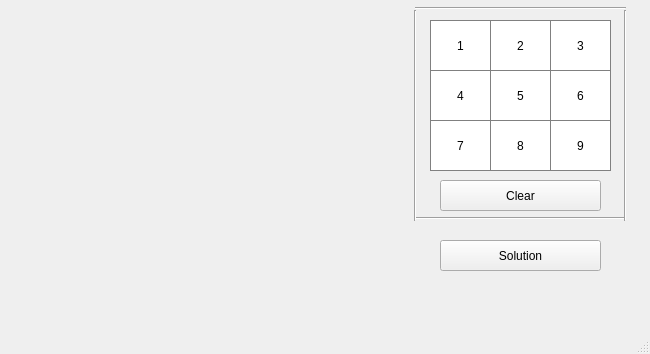
First picture: the form in GUI/mainwindow.ui, repository kunhwiko/Sudoku, before the edit.
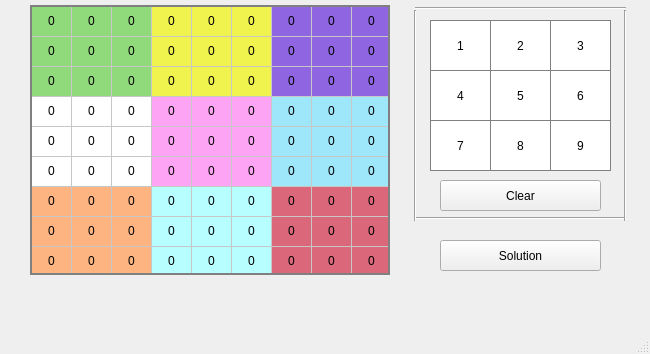
Second picture: the form after the edit.

What changed in the file:
```diff
--- a/GUI/mainwindow.ui
+++ b/GUI/mainwindow.ui
@@ -263,6 +263,1372 @@
      <enum>Qt::Vertical</enum>
     </property>
    </widget>
+   <widget class="QTableWidget" name="sudoku_board">
+    <property name="geometry">
+     <rect>
+      <x>30</x>
+      <y>5</y>
+      <width>360</width>
+      <height>270</height>
+     </rect>
+    </property>
+    <property name="styleSheet">
+     <string notr="true">border : 2px solid gray</string>
+    </property>
+    <property name="verticalScrollBarPolicy">
+     <enum>Qt::ScrollBarAlwaysOff</enum>
+    </property>
+    <property name="horizontalScrollBarPolicy">
+     <enum>Qt::ScrollBarAlwaysOff</enum>
+    </property>
+    <property name="sizeAdjustPolicy">
+     <enum>QAbstractScrollArea::AdjustToContentsOnFirstShow</enum>
+    </property>
+    <property name="rowCount">
+     <number>9</number>
+    </property>
+    <property name="columnCount">
+     <number>9</number>
+    </property>
+    <attribute name="horizontalHeaderVisible">
+     <bool>false</bool>
+    </attribute>
+    <attribute name="horizontalHeaderDefaultSectionSize">
+     <number>40</number>
+    </attribute>
+    <attribute name="horizontalHeaderHighlightSections">
+     <bool>false</bool>
+    </attribute>
+    <attribute name="verticalHeaderVisible">
+     <bool>false</bool>
+    </attribute>
+    <attribute name="verticalHeaderDefaultSectionSize">
+     <number>30</number>
+    </attribute>
+    <attribute name="verticalHeaderHighlightSections">
+     <bool>false</bool>
+    </attribute>
+    <row/>
+    <row/>
+    <row/>
+    <row/>
+    <row/>
+    <row/>
+    <row/>
+    <row/>
+    <row/>
+    <column/>
+    <column/>
+    <column/>
+    <column/>
+    <column/>
+    <column/>
+    <column/>
+    <column/>
+    <column/>
+    <item row="0" column="0">
+     <property name="text">
+      <string>0</string>
+     </property>
+     <property name="font">
+      <font>
+       <weight>50</weight>
+       <bold>false</bold>
+      </font>
+     </property>
+     <property name="textAlignment">
+      <set>AlignCenter</set>
+     </property>
+     <property name="background">
+      <brush brushstyle="SolidPattern">
+       <color alpha="186">
+        <red>104</red>
+        <green>204</green>
+        <blue>74</blue>
+       </color>
+      </brush>
+     </property>
+    </item>
+    <item row="0" column="1">
+     <property name="text">
+      <string>0</string>
+     </property>
+     <property name="textAlignment">
+      <set>AlignCenter</set>
+     </property>
+     <property name="background">
+      <brush brushstyle="SolidPattern">
+       <color alpha="186">
+        <red>104</red>
+        <green>204</green>
+        <blue>74</blue>
+       </color>
+      </brush>
+     </property>
+    </item>
+    <item row="0" column="2">
+     <property name="text">
+      <string>0</string>
+     </property>
+     <property name="textAlignment">
+      <set>AlignCenter</set>
+     </property>
+     <property name="background">
+      <brush brushstyle="SolidPattern">
+       <color alpha="186">
+        <red>104</red>
+        <green>204</green>
+        <blue>74</blue>
+       </color>
+      </brush>
+     </property>
+    </item>
+    <item row="0" column="3">
+     <property name="text">
+      <string>0</string>
+     </property>
+     <property name="textAlignment">
+      <set>AlignCenter</set>
+     </property>
+     <property name="background">
+      <brush brushstyle="SolidPattern">
+       <color alpha="191">
+        <red>235</red>
+        <green>238</green>
+        <blue>18</blue>
+       </color>
+      </brush>
+     </property>
+    </item>
+    <item row="0" column="4">
+     <property name="text">
+      <string>0</string>
+     </property>
+     <property name="textAlignment">
+      <set>AlignCenter</set>
+     </property>
+     <property name="background">
+      <brush brushstyle="SolidPattern">
+       <color alpha="191">
+        <red>235</red>
+        <green>238</green>
+        <blue>18</blue>
+       </color>
+      </brush>
+     </property>
+    </item>
+    <item row="0" column="5">
+     <property name="text">
+      <string>0</string>
+     </property>
+     <property name="textAlignment">
+      <set>AlignCenter</set>
+     </property>
+     <property name="background">
+      <brush brushstyle="SolidPattern">
+       <color alpha="191">
+        <red>235</red>
+        <green>238</green>
+        <blue>18</blue>
+       </color>
+      </brush>
+     </property>
+    </item>
+    <item row="0" column="6">
+     <property name="text">
+      <string>0</string>
+     </property>
+     <property name="textAlignment">
+      <set>AlignCenter</set>
+     </property>
+     <property name="background">
+      <brush brushstyle="SolidPattern">
+       <color alpha="191">
+        <red>106</red>
+        <green>50</green>
+        <blue>216</blue>
+       </color>
+      </brush>
+     </property>
+    </item>
+    <item row="0" column="7">
+     <property name="text">
+      <string>0</string>
+     </property>
+     <property name="textAlignment">
+      <set>AlignCenter</set>
+     </property>
+     <property name="background">
+      <brush brushstyle="SolidPattern">
+       <color alpha="191">
+        <red>106</red>
+        <green>50</green>
+        <blue>216</blue>
+       </color>
+      </brush>
+     </property>
+    </item>
+    <item row="0" column="8">
+     <property name="text">
+      <string>0</string>
+     </property>
+     <property name="textAlignment">
+      <set>AlignCenter</set>
+     </property>
+     <property name="background">
+      <brush brushstyle="SolidPattern">
+       <color alpha="191">
+        <red>106</red>
+        <green>50</green>
+        <blue>216</blue>
+       </color>
+      </brush>
+     </property>
+    </item>
+    <item row="1" column="0">
+     <property name="text">
+      <string>0</string>
+     </property>
+     <property name="textAlignment">
+      <set>AlignCenter</set>
+     </property>
+     <property name="background">
+      <brush brushstyle="SolidPattern">
+       <color alpha="186">
+        <red>104</red>
+        <green>204</green>
+        <blue>74</blue>
+       </color>
+      </brush>
+     </property>
+    </item>
+    <item row="1" column="1">
+     <property name="text">
+      <string>0</string>
+     </property>
+     <property name="textAlignment">
+      <set>AlignCenter</set>
+     </property>
+     <property name="background">
+      <brush brushstyle="SolidPattern">
+       <color alpha="186">
+        <red>104</red>
+        <green>204</green>
+        <blue>74</blue>
+       </color>
+      </brush>
+     </property>
+    </item>
+    <item row="1" column="2">
+     <property name="text">
+      <string>0</string>
+     </property>
+     <property name="textAlignment">
+      <set>AlignCenter</set>
+     </property>
+     <property name="background">
+      <brush brushstyle="SolidPattern">
+       <color alpha="186">
+        <red>104</red>
+        <green>204</green>
+        <blue>74</blue>
+       </color>
+      </brush>
+     </property>
+    </item>
+    <item row="1" column="3">
+     <property name="text">
+      <string>0</string>
+     </property>
+     <property name="textAlignment">
+      <set>AlignCenter</set>
+     </property>
+     <property name="background">
+      <brush brushstyle="SolidPattern">
+       <color alpha="191">
+        <red>235</red>
+        <green>238</green>
+        <blue>18</blue>
+       </color>
+      </brush>
+     </property>
+    </item>
+    <item row="1" column="4">
+     <property name="text">
+      <string>0</string>
+     </property>
+     <property name="textAlignment">
+      <set>AlignCenter</set>
+     </property>
+     <property name="background">
+      <brush brushstyle="SolidPattern">
+       <color alpha="191">
+        <red>235</red>
+        <green>238</green>
+        <blue>18</blue>
+       </color>
+      </brush>
+     </property>
+    </item>
+    <item row="1" column="5">
+     <property name="text">
+      <string>0</string>
+     </property>
+     <property name="textAlignment">
+      <set>AlignCenter</set>
+     </property>
+     <property name="background">
+      <brush brushstyle="SolidPattern">
+       <color alpha="191">
+        <red>235</red>
+        <green>238</green>
+        <blue>18</blue>
+       </color>
+      </brush>
+     </property>
+    </item>
+    <item row="1" column="6">
+     <property name="text">
+      <string>0</string>
+     </property>
+     <property name="textAlignment">
+      <set>AlignCenter</set>
+     </property>
+     <property name="background">
+      <brush brushstyle="SolidPattern">
+       <color alpha="191">
+        <red>106</red>
+        <green>50</green>
+        <blue>216</blue>
+       </color>
+      </brush>
+     </property>
+    </item>
+    <item row="1" column="7">
+     <property name="text">
+      <string>0</string>
+     </property>
+     <property name="textAlignment">
+      <set>AlignCenter</set>
+     </property>
+     <property name="background">
+      <brush brushstyle="SolidPattern">
+       <color alpha="191">
+        <red>106</red>
+        <green>50</green>
+        <blue>216</blue>
+       </color>
+      </brush>
+     </property>
+    </item>
+    <item row="1" column="8">
+     <property name="text">
+      <string>0</string>
+     </property>
+     <property name="textAlignment">
+      <set>AlignCenter</set>
+     </property>
+     <property name="background">
+      <brush brushstyle="SolidPattern">
+       <color alpha="191">
+        <red>106</red>
+        <green>50</green>
+        <blue>216</blue>
+       </color>
+      </brush>
+     </property>
+    </item>
+    <item row="2" column="0">
+     <property name="text">
+      <string>0</string>
+     </property>
+     <property name="textAlignment">
+      <set>AlignCenter</set>
+     </property>
+     <property name="background">
+      <brush brushstyle="SolidPattern">
+       <color alpha="186">
+        <red>104</red>
+        <green>204</green>
+        <blue>74</blue>
+       </color>
+      </brush>
+     </property>
+    </item>
+    <item row="2" column="1">
+     <property name="text">
+      <string>0</string>
+     </property>
+     <property name="textAlignment">
+      <set>AlignCenter</set>
+     </property>
+     <property name="background">
+      <brush brushstyle="SolidPattern">
+       <color alpha="186">
+        <red>104</red>
+        <green>204</green>
+        <blue>74</blue>
+       </color>
+      </brush>
+     </property>
+    </item>
+    <item row="2" column="2">
+     <property name="text">
+      <string>0</string>
+     </property>
+     <property name="textAlignment">
+      <set>AlignCenter</set>
+     </property>
+     <property name="background">
+      <brush brushstyle="SolidPattern">
+       <color alpha="186">
+        <red>104</red>
+        <green>204</green>
+        <blue>74</blue>
+       </color>
+      </brush>
+     </property>
+    </item>
+    <item row="2" column="3">
+     <property name="text">
+      <string>0</string>
+     </property>
+     <property name="textAlignment">
+      <set>AlignCenter</set>
+     </property>
+     <property name="background">
+      <brush brushstyle="SolidPattern">
+       <color alpha="191">
+        <red>235</red>
+        <green>238</green>
+        <blue>18</blue>
+       </color>
+      </brush>
+     </property>
+    </item>
+    <item row="2" column="4">
+     <property name="text">
+      <string>0</string>
+     </property>
+     <property name="textAlignment">
+      <set>AlignCenter</set>
+     </property>
+     <property name="background">
+      <brush brushstyle="SolidPattern">
+       <color alpha="191">
+        <red>235</red>
+        <green>238</green>
+        <blue>18</blue>
+       </color>
+      </brush>
+     </property>
+    </item>
+    <item row="2" column="5">
+     <property name="text">
+      <string>0</string>
+     </property>
+     <property name="textAlignment">
+      <set>AlignCenter</set>
+     </property>
+     <property name="background">
+      <brush brushstyle="SolidPattern">
+       <color alpha="191">
+        <red>235</red>
+        <green>238</green>
+        <blue>18</blue>
+       </color>
+      </brush>
+     </property>
+    </item>
+    <item row="2" column="6">
+     <property name="text">
+      <string>0</string>
+     </property>
+     <property name="textAlignment">
+      <set>AlignCenter</set>
+     </property>
+     <property name="background">
+      <brush brushstyle="SolidPattern">
+       <color alpha="191">
+        <red>106</red>
+        <green>50</green>
+        <blue>216</blue>
+       </color>
+      </brush>
+     </property>
+    </item>
+    <item row="2" column="7">
+     <property name="text">
+      <string>0</string>
+     </property>
+     <property name="textAlignment">
+      <set>AlignCenter</set>
+     </property>
+     <property name="background">
+      <brush brushstyle="SolidPattern">
+       <color alpha="191">
+        <red>106</red>
+        <green>50</green>
+        <blue>216</blue>
+       </color>
+      </brush>
+     </property>
+    </item>
+    <item row="2" column="8">
+     <property name="text">
+      <string>0</string>
+     </property>
+     <property name="textAlignment">
+      <set>AlignCenter</set>
+     </property>
+     <property name="background">
+      <brush brushstyle="SolidPattern">
+       <color alpha="191">
+        <red>106</red>
+        <green>50</green>
+        <blue>216</blue>
+       </color>
+      </brush>
+     </property>
+    </item>
+    <item row="3" column="0">
+     <property name="text">
+      <string>0</string>
+     </property>
+     <property name="textAlignment">
+      <set>AlignCenter</set>
+     </property>
+    </item>
+    <item row="3" column="1">
+     <property name="text">
+      <string>0</string>
+     </property>
+     <property name="textAlignment">
+      <set>AlignCenter</set>
+     </property>
+    </item>
+    <item row="3" column="2">
+     <property name="text">
+      <string>0</string>
+     </property>
+     <property name="textAlignment">
+      <set>AlignCenter</set>
+     </property>
+    </item>
+    <item row="3" column="3">
+     <property name="text">
+      <string>0</string>
+     </property>
+     <property name="textAlignment">
+      <set>AlignCenter</set>
+     </property>
+     <property name="background">
+      <brush brushstyle="SolidPattern">
+       <color alpha="191">
+        <red>253</red>
+        <green>134</green>
+        <blue>240</blue>
+       </color>
+      </brush>
+     </property>
+    </item>
+    <item row="3" column="4">
+     <property name="text">
+      <string>0</string>
+     </property>
+     <property name="textAlignment">
+      <set>AlignCenter</set>
+     </property>
+     <property name="background">
+      <brush brushstyle="SolidPattern">
+       <color alpha="191">
+        <red>253</red>
+        <green>134</green>
+        <blue>240</blue>
+       </color>
+      </brush>
+     </property>
+    </item>
+    <item row="3" column="5">
+     <property name="text">
+      <string>0</string>
+     </property>
+     <property name="textAlignment">
+      <set>AlignCenter</set>
+     </property>
+     <property name="background">
+      <brush brushstyle="SolidPattern">
+       <color alpha="191">
+        <red>253</red>
+        <green>134</green>
+        <blue>240</blue>
+       </color>
+      </brush>
+     </property>
+    </item>
+    <item row="3" column="6">
+     <property name="text">
+      <string>0</string>
+     </property>
+     <property name="textAlignment">
+      <set>AlignCenter</set>
+     </property>
+     <property name="background">
+      <brush brushstyle="SolidPattern">
+       <color alpha="191">
+        <red>126</red>
+        <green>222</green>
+        <blue>248</blue>
+       </color>
+      </brush>
+     </property>
+    </item>
+    <item row="3" column="7">
+     <property name="text">
+      <string>0</string>
+     </property>
+     <property name="textAlignment">
+      <set>AlignCenter</set>
+     </property>
+     <property name="background">
+      <brush brushstyle="SolidPattern">
+       <color alpha="191">
+        <red>126</red>
+        <green>222</green>
+        <blue>248</blue>
+       </color>
+      </brush>
+     </property>
+    </item>
+    <item row="3" column="8">
+     <property name="text">
+      <string>0</string>
+     </property>
+     <property name="textAlignment">
+      <set>AlignCenter</set>
+     </property>
+     <property name="background">
+      <brush brushstyle="SolidPattern">
+       <color alpha="191">
+        <red>126</red>
+        <green>222</green>
+        <blue>248</blue>
+       </color>
+      </brush>
+     </property>
+    </item>
+    <item row="4" column="0">
+     <property name="text">
+      <string>0</string>
+     </property>
+     <property name="textAlignment">
+      <set>AlignCenter</set>
+     </property>
+    </item>
+    <item row="4" column="1">
+     <property name="text">
+      <string>0</string>
+     </property>
+     <property name="textAlignment">
+      <set>AlignCenter</set>
+     </property>
+    </item>
+    <item row="4" column="2">
+     <property name="text">
+      <string>0</string>
+     </property>
+     <property name="textAlignment">
+      <set>AlignCenter</set>
+     </property>
+    </item>
+    <item row="4" column="3">
+     <property name="text">
+      <string>0</string>
+     </property>
+     <property name="textAlignment">
+      <set>AlignCenter</set>
+     </property>
+     <property name="background">
+      <brush brushstyle="SolidPattern">
+       <color alpha="191">
+        <red>253</red>
+        <green>134</green>
+        <blue>240</blue>
+       </color>
+      </brush>
+     </property>
+    </item>
+    <item row="4" column="4">
+     <property name="text">
+      <string>0</string>
+     </property>
+     <property name="textAlignment">
+      <set>AlignCenter</set>
+     </property>
+     <property name="background">
+      <brush brushstyle="SolidPattern">
+       <color alpha="191">
+        <red>253</red>
+        <green>134</green>
+        <blue>240</blue>
+       </color>
+      </brush>
+     </property>
+    </item>
+    <item row="4" column="5">
+     <property name="text">
+      <string>0</string>
+     </property>
+     <property name="textAlignment">
+      <set>AlignCenter</set>
+     </property>
+     <property name="background">
+      <brush brushstyle="SolidPattern">
+       <color alpha="191">
+        <red>253</red>
+        <green>134</green>
+        <blue>240</blue>
+       </color>
+      </brush>
+     </property>
+    </item>
+    <item row="4" column="6">
+     <property name="text">
+      <string>0</string>
+     </property>
+     <property name="textAlignment">
+      <set>AlignCenter</set>
+     </property>
+     <property name="background">
+      <brush brushstyle="SolidPattern">
+       <color alpha="191">
+        <red>126</red>
+        <green>222</green>
+        <blue>248</blue>
+       </color>
+      </brush>
+     </property>
+    </item>
+    <item row="4" column="7">
+     <property name="text">
+      <string>0</string>
+     </property>
+     <property name="textAlignment">
+      <set>AlignCenter</set>
+     </property>
+     <property name="background">
+      <brush brushstyle="SolidPattern">
+       <color alpha="191">
+        <red>126</red>
+        <green>222</green>
+        <blue>248</blue>
+       </color>
+      </brush>
+     </property>
+    </item>
+    <item row="4" column="8">
+     <property name="text">
+      <string>0</string>
+     </property>
+     <property name="textAlignment">
+      <set>AlignCenter</set>
+     </property>
+     <property name="background">
+      <brush brushstyle="SolidPattern">
+       <color alpha="191">
+        <red>126</red>
+        <green>222</green>
+        <blue>248</blue>
+       </color>
+      </brush>
+     </property>
+    </item>
+    <item row="5" column="0">
+     <property name="text">
+      <string>0</string>
+     </property>
+     <property name="textAlignment">
+      <set>AlignCenter</set>
+     </property>
+    </item>
+    <item row="5" column="1">
+     <property name="text">
+      <string>0</string>
+     </property>
+     <property name="textAlignment">
+      <set>AlignCenter</set>
+     </property>
+    </item>
+    <item row="5" column="2">
+     <property name="text">
+      <string>0</string>
+     </property>
+     <property name="textAlignment">
+      <set>AlignCenter</set>
+     </property>
+    </item>
+    <item row="5" column="3">
+     <property name="text">
+      <string>0</string>
+     </property>
+     <property name="textAlignment">
+      <set>AlignCenter</set>
+     </property>
+     <property name="background">
+      <brush brushstyle="SolidPattern">
+       <color alpha="191">
+        <red>253</red>
+        <green>134</green>
+        <blue>240</blue>
+       </color>
+      </brush>
+     </property>
+    </item>
+    <item row="5" column="4">
+     <property name="text">
+      <string>0</string>
+     </property>
+     <property name="textAlignment">
+      <set>AlignCenter</set>
+     </property>
+     <property name="background">
+      <brush brushstyle="SolidPattern">
+       <color alpha="191">
+        <red>253</red>
+        <green>134</green>
+        <blue>240</blue>
+       </color>
+      </brush>
+     </property>
+    </item>
+    <item row="5" column="5">
+     <property name="text">
+      <string>0</string>
+     </property>
+     <property name="textAlignment">
+      <set>AlignCenter</set>
+     </property>
+     <property name="background">
+      <brush brushstyle="SolidPattern">
+       <color alpha="191">
+        <red>253</red>
+        <green>134</green>
+        <blue>240</blue>
+       </color>
+      </brush>
+     </property>
+    </item>
+    <item row="5" column="6">
+     <property name="text">
+      <string>0</string>
+     </property>
+     <property name="textAlignment">
+      <set>AlignCenter</set>
+     </property>
+     <property name="background">
+      <brush brushstyle="SolidPattern">
+       <color alpha="191">
+        <red>126</red>
+        <green>222</green>
+        <blue>248</blue>
+       </color>
+      </brush>
+     </property>
+    </item>
+    <item row="5" column="7">
+     <property name="text">
+      <string>0</string>
+     </property>
+     <property name="textAlignment">
+      <set>AlignCenter</set>
+     </property>
+     <property name="background">
+      <brush brushstyle="SolidPattern">
+       <color alpha="191">
+        <red>126</red>
+        <green>222</green>
+        <blue>248</blue>
+       </color>
+      </brush>
+     </property>
+    </item>
+    <item row="5" column="8">
+     <property name="text">
+      <string>0</string>
+     </property>
+     <property name="textAlignment">
+      <set>AlignCenter</set>
+     </property>
+     <property name="background">
+      <brush brushstyle="SolidPattern">
+       <color alpha="191">
+        <red>126</red>
+        <green>222</green>
+        <blue>248</blue>
+       </color>
+      </brush>
+     </property>
+    </item>
+    <item row="6" column="0">
+     <property name="text">
+      <string>0</string>
+     </property>
+     <property name="textAlignment">
+      <set>AlignCenter</set>
+     </property>
+     <property name="background">
+      <brush brushstyle="SolidPattern">
+       <color alpha="186">
+        <red>253</red>
+        <green>152</green>
+        <blue>82</blue>
+       </color>
+      </brush>
+     </property>
+    </item>
+    <item row="6" column="1">
+     <property name="text">
+      <string>0</string>
+     </property>
+     <property name="textAlignment">
+      <set>AlignCenter</set>
+     </property>
+     <property name="background">
+      <brush brushstyle="SolidPattern">
+       <color alpha="186">
+        <red>253</red>
+        <green>152</green>
+        <blue>82</blue>
+       </color>
+      </brush>
+     </property>
+    </item>
+    <item row="6" column="2">
+     <property name="text">
+      <string>0</string>
+     </property>
+     <property name="textAlignment">
+      <set>AlignCenter</set>
+     </property>
+     <property name="background">
+      <brush brushstyle="SolidPattern">
+       <color alpha="186">
+        <red>253</red>
+        <green>152</green>
+        <blue>82</blue>
+       </color>
+      </brush>
+     </property>
+    </item>
+    <item row="6" column="3">
+     <property name="text">
+      <string>0</string>
+     </property>
+     <property name="textAlignment">
+      <set>AlignCenter</set>
+     </property>
+     <property name="background">
+      <brush brushstyle="SolidPattern">
+       <color alpha="191">
+        <red>157</red>
+        <green>253</green>
+        <blue>255</blue>
+       </color>
+      </brush>
+     </property>
+    </item>
+    <item row="6" column="4">
+     <property name="text">
+      <string>0</string>
+     </property>
+     <property name="textAlignment">
+      <set>AlignCenter</set>
+     </property>
+     <property name="background">
+      <brush brushstyle="SolidPattern">
+       <color alpha="191">
+        <red>157</red>
+        <green>253</green>
+        <blue>255</blue>
+       </color>
+      </brush>
+     </property>
+    </item>
+    <item row="6" column="5">
+     <property name="text">
+      <string>0</string>
+     </property>
+     <property name="textAlignment">
+      <set>AlignCenter</set>
+     </property>
+     <property name="background">
+      <brush brushstyle="SolidPattern">
+       <color alpha="191">
+        <red>157</red>
+        <green>253</green>
+        <blue>255</blue>
+       </color>
+      </brush>
+     </property>
+    </item>
+    <item row="6" column="6">
+     <property name="text">
+      <string>0</string>
+     </property>
+     <property name="textAlignment">
+      <set>AlignCenter</set>
+     </property>
+     <property name="background">
+      <brush brushstyle="SolidPattern">
+       <color alpha="191">
+        <red>206</red>
+        <green>52</green>
+        <blue>77</blue>
+       </color>
+      </brush>
+     </property>
+    </item>
+    <item row="6" column="7">
+     <property name="text">
+      <string>0</string>
+     </property>
+     <property name="textAlignment">
+      <set>AlignCenter</set>
+     </property>
+     <property name="background">
+      <brush brushstyle="SolidPattern">
+       <color alpha="191">
+        <red>206</red>
+        <green>52</green>
+        <blue>77</blue>
+       </color>
+      </brush>
+     </property>
+    </item>
+    <item row="6" column="8">
+     <property name="text">
+      <string>0</string>
+     </property>
+     <property name="textAlignment">
+      <set>AlignCenter</set>
+     </property>
+     <property name="background">
+      <brush brushstyle="SolidPattern">
+       <color alpha="191">
+        <red>206</red>
+        <green>52</green>
+        <blue>77</blue>
+       </color>
+      </brush>
+     </property>
+    </item>
+    <item row="7" column="0">
+     <property name="text">
+      <string>0</string>
+     </property>
+     <property name="textAlignment">
+      <set>AlignCenter</set>
+     </property>
+     <property name="background">
+      <brush brushstyle="SolidPattern">
+       <color alpha="186">
+        <red>253</red>
+        <green>152</green>
+        <blue>82</blue>
+       </color>
+      </brush>
+     </property>
+    </item>
+    <item row="7" column="1">
+     <property name="text">
+      <string>0</string>
+     </property>
+     <property name="textAlignment">
+      <set>AlignCenter</set>
+     </property>
+     <property name="background">
+      <brush brushstyle="SolidPattern">
+       <color alpha="186">
+        <red>253</red>
+        <green>152</green>
+        <blue>82</blue>
+       </color>
+      </brush>
+     </property>
+    </item>
+    <item row="7" column="2">
+     <property name="text">
+      <string>0</string>
+     </property>
+     <property name="textAlignment">
+      <set>AlignCenter</set>
+     </property>
+     <property name="background">
+      <brush brushstyle="SolidPattern">
+       <color alpha="186">
+        <red>253</red>
+        <green>152</green>
+        <blue>82</blue>
+       </color>
+      </brush>
+     </property>
+    </item>
+    <item row="7" column="3">
+     <property name="text">
+      <string>0</string>
+     </property>
+     <property name="textAlignment">
+      <set>AlignCenter</set>
+     </property>
+     <property name="background">
+      <brush brushstyle="SolidPattern">
+       <color alpha="191">
+        <red>157</red>
+        <green>253</green>
+        <blue>255</blue>
+       </color>
+      </brush>
+     </property>
+    </item>
+    <item row="7" column="4">
+     <property name="text">
+      <string>0</string>
+     </property>
+     <property name="textAlignment">
+      <set>AlignCenter</set>
+     </property>
+     <property name="background">
+      <brush brushstyle="SolidPattern">
+       <color alpha="191">
+        <red>157</red>
+        <green>253</green>
+        <blue>255</blue>
+       </color>
+      </brush>
+     </property>
+    </item>
+    <item row="7" column="5">
+     <property name="text">
+      <string>0</string>
+     </property>
+     <property name="textAlignment">
+      <set>AlignCenter</set>
+     </property>
+     <property name="background">
+      <brush brushstyle="SolidPattern">
+       <color alpha="191">
+        <red>157</red>
+        <green>253</green>
+        <blue>255</blue>
+       </color>
+      </brush>
+     </property>
+    </item>
+    <item row="7" column="6">
+     <property name="text">
+      <string>0</string>
+     </property>
+     <property name="textAlignment">
+      <set>AlignCenter</set>
+     </property>
+     <property name="background">
+      <brush brushstyle="SolidPattern">
+       <color alpha="191">
+        <red>206</red>
+        <green>52</green>
+        <blue>77</blue>
+       </color>
+      </brush>
+     </property>
+    </item>
+    <item row="7" column="7">
+     <property name="text">
+      <string>0</string>
+     </property>
+     <property name="textAlignment">
+      <set>AlignCenter</set>
+     </property>
+     <property name="background">
+      <brush brushstyle="SolidPattern">
+       <color alpha="191">
+        <red>206</red>
+        <green>52</green>
+        <blue>77</blue>
+       </color>
+      </brush>
+     </property>
+    </item>
+    <item row="7" column="8">
+     <property name="text">
+      <string>0</string>
+     </property>
+     <property name="textAlignment">
+      <set>AlignCenter</set>
+     </property>
+     <property name="background">
+      <brush brushstyle="SolidPattern">
+       <color alpha="191">
+        <red>206</red>
+        <green>52</green>
+        <blue>77</blue>
+       </color>
+      </brush>
+     </property>
+    </item>
+    <item row="8" column="0">
+     <property name="text">
+      <string>0</string>
+     </property>
+     <property name="textAlignment">
+      <set>AlignCenter</set>
+     </property>
+     <property name="background">
+      <brush brushstyle="SolidPattern">
+       <color alpha="186">
+        <red>253</red>
+        <green>152</green>
+        <blue>82</blue>
+       </color>
+      </brush>
+     </property>
+    </item>
+    <item row="8" column="1">
+     <property name="text">
+      <string>0</string>
+     </property>
+     <property name="textAlignment">
+      <set>AlignCenter</set>
+     </property>
+     <property name="background">
+      <brush brushstyle="SolidPattern">
+       <color alpha="186">
+        <red>253</red>
+        <green>152</green>
+        <blue>82</blue>
+       </color>
+      </brush>
+     </property>
+    </item>
+    <item row="8" column="2">
+     <property name="text">
+      <string>0</string>
+     </property>
+     <property name="textAlignment">
+      <set>AlignCenter</set>
+     </property>
+     <property name="background">
+      <brush brushstyle="SolidPattern">
+       <color alpha="186">
+        <red>253</red>
+        <green>152</green>
+        <blue>82</blue>
+       </color>
+      </brush>
+     </property>
+    </item>
+    <item row="8" column="3">
+     <property name="text">
+      <string>0</string>
+     </property>
+     <property name="textAlignment">
+      <set>AlignCenter</set>
+     </property>
+     <property name="background">
+      <brush brushstyle="SolidPattern">
+       <color alpha="191">
+        <red>157</red>
+        <green>253</green>
+        <blue>255</blue>
+       </color>
+      </brush>
+     </property>
+    </item>
+    <item row="8" column="4">
+     <property name="text">
+      <string>0</string>
+     </property>
+     <property name="textAlignment">
+      <set>AlignCenter</set>
+     </property>
+     <property name="background">
+      <brush brushstyle="SolidPattern">
+       <color alpha="191">
+        <red>157</red>
+        <green>253</green>
+        <blue>255</blue>
+       </color>
+      </brush>
+     </property>
+    </item>
+    <item row="8" column="5">
+     <property name="text">
+      <string>0</string>
+     </property>
+     <property name="textAlignment">
+      <set>AlignCenter</set>
+     </property>
+     <property name="background">
+      <brush brushstyle="SolidPattern">
+       <color alpha="191">
+        <red>157</red>
+        <green>253</green>
+        <blue>255</blue>
+       </color>
+      </brush>
+     </property>
+    </item>
+    <item row="8" column="6">
+     <property name="text">
+      <string>0</string>
+     </property>
+     <property name="textAlignment">
+      <set>AlignCenter</set>
+     </property>
+     <property name="background">
+      <brush brushstyle="SolidPattern">
+       <color alpha="191">
+        <red>206</red>
+        <green>52</green>
+        <blue>77</blue>
+       </color>
+      </brush>
+     </property>
+    </item>
+    <item row="8" column="7">
+     <property name="text">
+      <string>0</string>
+     </property>
+     <property name="textAlignment">
+      <set>AlignCenter</set>
+     </property>
+     <property name="background">
+      <brush brushstyle="SolidPattern">
+       <color alpha="191">
+        <red>206</red>
+        <green>52</green>
+        <blue>77</blue>
+       </color>
+      </brush>
+     </property>
+    </item>
+    <item row="8" column="8">
+     <property name="text">
+      <string>0</string>
+     </property>
+     <property name="textAlignment">
+      <set>AlignCenter</set>
+     </property>
+     <property name="background">
+      <brush brushstyle="SolidPattern">
+       <color alpha="191">
+        <red>206</red>
+        <green>52</green>
+        <blue>77</blue>
+       </color>
+      </brush>
+     </property>
+    </item>
+   </widget>
   </widget>
   <widget class="QMenuBar" name="menubar">
    <property name="geometry">
```
